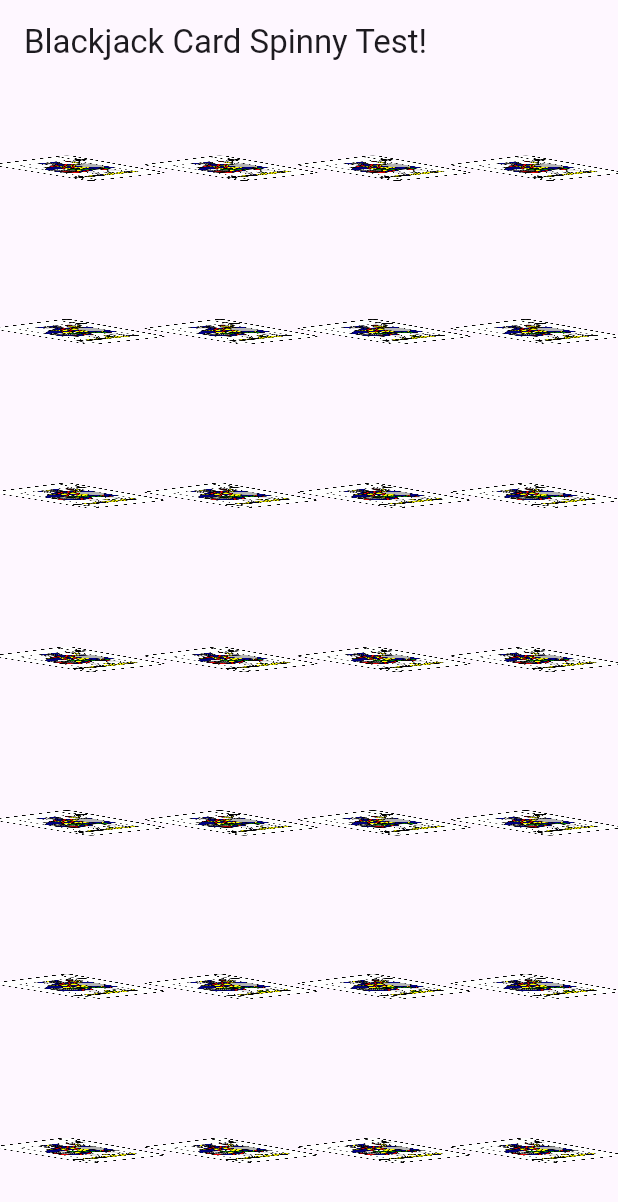
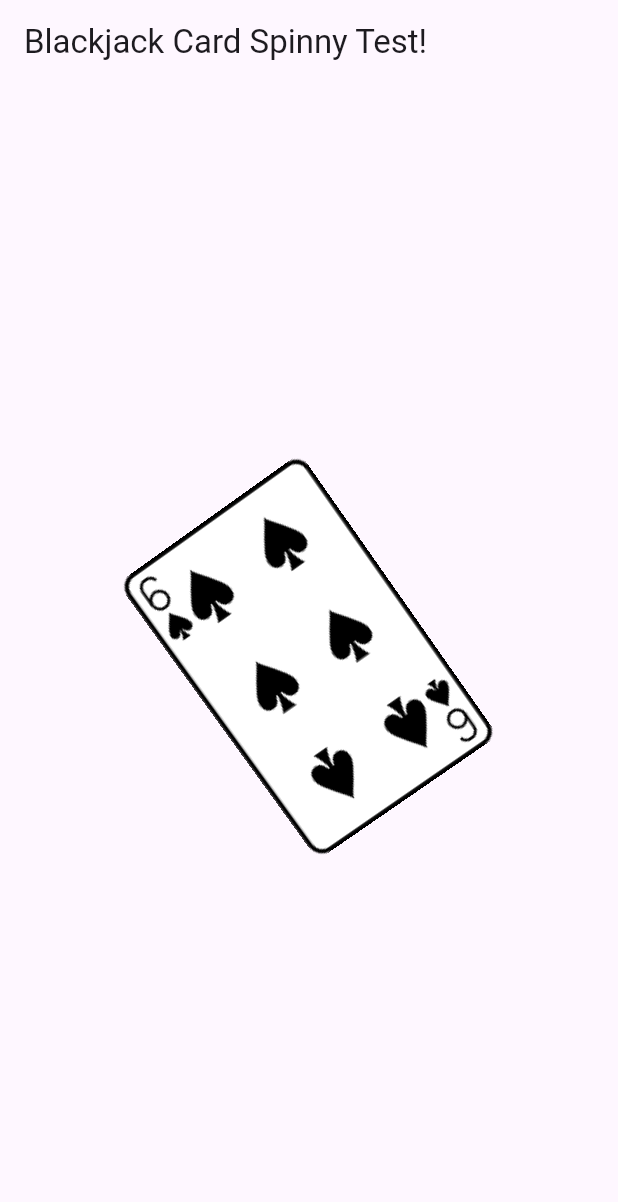
Before and after one commit to dplanford/flutter_blackjack, a Flutter app: the screen it shows after launch, on a phone screen of 412 x 824 dp. Shown: the top 1202 px of the screen. Run offline on Flutter 3.47's test engine with Material 3 defaults, Android fonts, the phone set to English and light mode, and no system bars.

Commit message:
Switched back to a single card, with card back.

```diff
--- a/lib/main.dart
+++ b/lib/main.dart
@@ -23,15 +23,6 @@ class MyApp extends StatelessWidget {
 class MyHomePage extends StatefulWidget {
   const MyHomePage({super.key});
 
-  // This widget is the home page of your application. It is stateful, meaning
-  // that it has a State object (defined below) that contains fields that affect
-  // how it looks.
-
-  // This class is the configuration for the state. It holds the values (in this
-  // case the title) provided by the parent (in this case the App widget) and
-  // used by the build method of the State. Fields in a Widget subclass are
-  // always marked "final".
-
   @override
   State<MyHomePage> createState() => _MyHomePageState();
 }
@@ -43,131 +34,7 @@ class _MyHomePageState extends State<MyHomePage> {
       appBar: AppBar(
         title: const Text('Blackjack Card Spinny Test!'),
       ),
-      body: const Column(
-        mainAxisAlignment: MainAxisAlignment.center,
-        children: [
-          SizedBox(height: 4),
-          Expanded(
-            child: Row(
-              mainAxisAlignment: MainAxisAlignment.center,
-              children: [
-                SizedBox(width: 4),
-                PlayingCardDeckSpinnyWidget(),
-                SizedBox(width: 4),
-                PlayingCardDeckSpinnyWidget(),
-                SizedBox(width: 4),
-                PlayingCardDeckSpinnyWidget(),
-                SizedBox(width: 4),
-                PlayingCardDeckSpinnyWidget(),
-                SizedBox(width: 4),
-              ],
-            ),
-          ),
-          SizedBox(height: 4),
-          Expanded(
-            child: Row(
-              mainAxisAlignment: MainAxisAlignment.center,
-              children: [
-                SizedBox(width: 4),
-                PlayingCardDeckSpinnyWidget(),
-                SizedBox(width: 4),
-                PlayingCardDeckSpinnyWidget(),
-                SizedBox(width: 4),
-                PlayingCardDeckSpinnyWidget(),
-                SizedBox(width: 4),
-                PlayingCardDeckSpinnyWidget(),
-                SizedBox(width: 4),
-              ],
-            ),
-          ),
-          SizedBox(height: 4),
-          Expanded(
-            child: Row(
-              mainAxisAlignment: MainAxisAlignment.center,
-              children: [
-                SizedBox(width: 4),
-                PlayingCardDeckSpinnyWidget(),
-                SizedBox(width: 4),
-                PlayingCardDeckSpinnyWidget(),
-                SizedBox(width: 4),
-                PlayingCardDeckSpinnyWidget(),
-                SizedBox(width: 4),
-                PlayingCardDeckSpinnyWidget(),
-                SizedBox(width: 4),
-              ],
-            ),
-          ),
-          SizedBox(height: 4),
-          Expanded(
-            child: Row(
-              mainAxisAlignment: MainAxisAlignment.center,
-              children: [
-                SizedBox(width: 4),
-                PlayingCardDeckSpinnyWidget(),
-                SizedBox(width: 4),
-                PlayingCardDeckSpinnyWidget(),
-                SizedBox(width: 4),
-                PlayingCardDeckSpinnyWidget(),
-                SizedBox(width: 4),
-                PlayingCardDeckSpinnyWidget(),
-                SizedBox(width: 4),
-              ],
-            ),
-          ),
-          SizedBox(height: 4),
-          Expanded(
-            child: Row(
-              mainAxisAlignment: MainAxisAlignment.center,
-              children: [
-                SizedBox(width: 4),
-                PlayingCardDeckSpinnyWidget(),
-                SizedBox(width: 4),
-                PlayingCardDeckSpinnyWidget(),
-                SizedBox(width: 4),
-                PlayingCardDeckSpinnyWidget(),
-                SizedBox(width: 4),
-                PlayingCardDeckSpinnyWidget(),
-                SizedBox(width: 4),
-              ],
-            ),
-          ),
-          SizedBox(height: 4),
-          Expanded(
-            child: Row(
-              mainAxisAlignment: MainAxisAlignment.center,
-              children: [
-                SizedBox(width: 4),
-                PlayingCardDeckSpinnyWidget(),
-                SizedBox(width: 4),
-                PlayingCardDeckSpinnyWidget(),
-                SizedBox(width: 4),
-                PlayingCardDeckSpinnyWidget(),
-                SizedBox(width: 4),
-                PlayingCardDeckSpinnyWidget(),
-                SizedBox(width: 4),
-              ],
-            ),
-          ),
-          SizedBox(height: 4),
-          Expanded(
-            child: Row(
-              mainAxisAlignment: MainAxisAlignment.center,
-              children: [
-                SizedBox(width: 4),
-                PlayingCardDeckSpinnyWidget(),
-                SizedBox(width: 4),
-                PlayingCardDeckSpinnyWidget(),
-                SizedBox(width: 4),
-                PlayingCardDeckSpinnyWidget(),
-                SizedBox(width: 4),
-                PlayingCardDeckSpinnyWidget(),
-                SizedBox(width: 4),
-              ],
-            ),
-          ),
-          SizedBox(height: 4),
-        ],
-      ),
+      body: const Center(child: PlayingCardDeckSpinnyWidget()),
     );
   }
 }
--- a/lib/widget/playing_card_deck_spinny_widget.dart
+++ b/lib/widget/playing_card_deck_spinny_widget.dart
@@ -8,7 +8,7 @@ import 'package:blackjack_package/helper/playing_card_helper.dart';
 import 'package:blackjack_package/widget/playing_card_widget.dart';
 
 const double piDiv2 = pi / 2.0;
-const double pi2 = 2 * pi;
+const double pi2 = 2.0 * pi;
 
 class PlayingCardDeckSpinnyWidget extends StatefulWidget {
   const PlayingCardDeckSpinnyWidget({super.key});
@@ -22,7 +22,7 @@ class _PlayingCardDeckSpinnyWidgetState extends State<PlayingCardDeckSpinnyWidge
   double _rotationX = piDiv2;
   double _rotationZ = 0;
   int _cardIndex = 0;
-  final bool _backShowing = false;
+  bool _backShowing = false;
 
   @override
   void initState() {
@@ -30,11 +30,11 @@ class _PlayingCardDeckSpinnyWidgetState extends State<PlayingCardDeckSpinnyWidge
 
     _myDeck = PlayingCard.getShuffledSingleDeck();
 
-    _rotationX = RandomHelper.returnRandomDouble(min: -180.0, max: 180.0);
-    _rotationZ = RandomHelper.returnRandomDouble(min: -180.0, max: 180.0);
-    //if (_rotationX > -piDiv2 && _rotationX < piDiv2) {
-    //  _backShowing = false;
-    //}
+    _rotationX = RandomHelper.returnRandomDouble(min: -piDiv2, max: piDiv2);
+    _rotationZ = RandomHelper.returnRandomDouble(min: -piDiv2, max: piDiv2);
+    if (_rotationX > -piDiv2 && _rotationX < piDiv2) {
+      _backShowing = false;
+    }
 
     // TODO: Update timer is set to 60 updates per second (16667 microseconds)...
     // This seems to work pretty smoothly as a Flutter gaming animation update loop?
@@ -46,12 +46,10 @@ class _PlayingCardDeckSpinnyWidgetState extends State<PlayingCardDeckSpinnyWidge
 
   @override
   Widget build(BuildContext context) {
-    return Expanded(
-      child: PlayingCardWidget(
+    return PlayingCardWidget(
       card: _backShowing ? null : _myDeck[_cardIndex],
       rotationX: _rotationX,
       rotationZ: _rotationZ,
-      ),
     );
   }
 
@@ -64,21 +62,21 @@ class _PlayingCardDeckSpinnyWidgetState extends State<PlayingCardDeckSpinnyWidge
 
       _rotationZ += 0.005;
       if (_rotationZ > pi) {
-        _rotationZ += pi2;
+        _rotationZ -= pi2;
       }
 
       if (_rotationX > -piDiv2 && _rotationX < piDiv2) {
-        //if (_backShowing) {
-        //  _backShowing = false;
+        if (_backShowing) {
+          _backShowing = false;
           if (_cardIndex >= _myDeck.length - 1) {
             _cardIndex = 0;
           } else {
             _cardIndex += 1;
           }
         }
-      //} else if (!_backShowing) {
-      //  _backShowing = true;
-      //}
+      } else if (!_backShowing) {
+        _backShowing = true;
+      }
     });
   }
 }
```
Also changed, not shown: pubspec.yaml (+3 -14 lines), 1 other file. Lines whose indentation alone changed are shown as unchanged.
